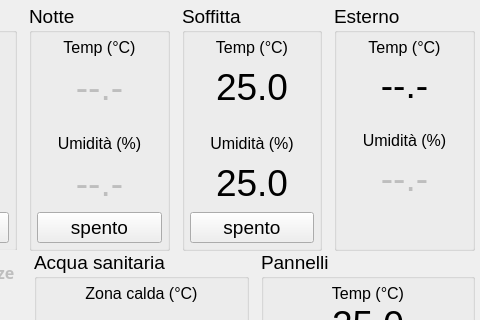
pillo79/home-control, file dlg_status.ui: the form before one commit; both pictures show x 320 to 800 and y 0 to 320 of the 800 by 480 pixel window.
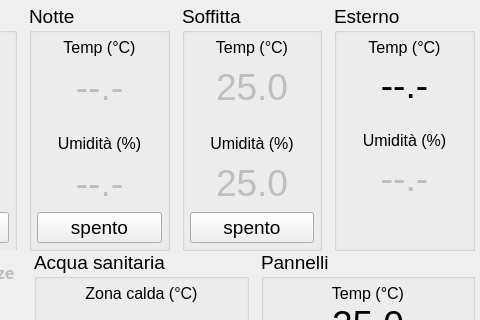
The form after the commit. Icons and pictures are not drawn. Custom widgets are drawn as their Qt base class.

Commit message: Uso accumulo durante il giorno, fix isteresi

What changed in the file:
```diff
--- a/dlg_status.ui
+++ b/dlg_status.ui
@@ -809,6 +809,9 @@
            </item>
            <item>
             <widget class="TrendLabel" name="tlTempSoffitta">
+             <property name="enabled">
+              <bool>false</bool>
+             </property>
              <property name="sizePolicy">
               <sizepolicy hsizetype="Expanding" vsizetype="Expanding">
                <horstretch>0</horstretch>
@@ -852,6 +855,9 @@
            </item>
            <item>
             <widget class="TrendLabel" name="tlUmidSoffitta">
+             <property name="enabled">
+              <bool>false</bool>
+             </property>
              <property name="sizePolicy">
               <sizepolicy hsizetype="Expanding" vsizetype="Expanding">
                <horstretch>0</horstretch>
```
The commit also changes 2 other files.
